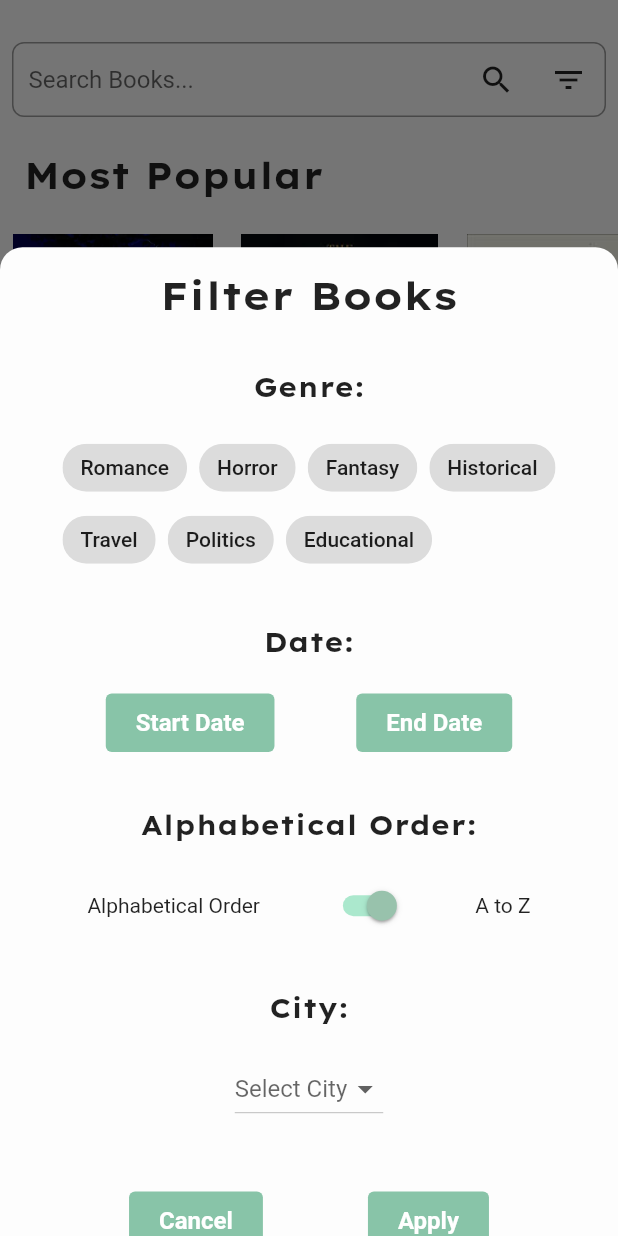
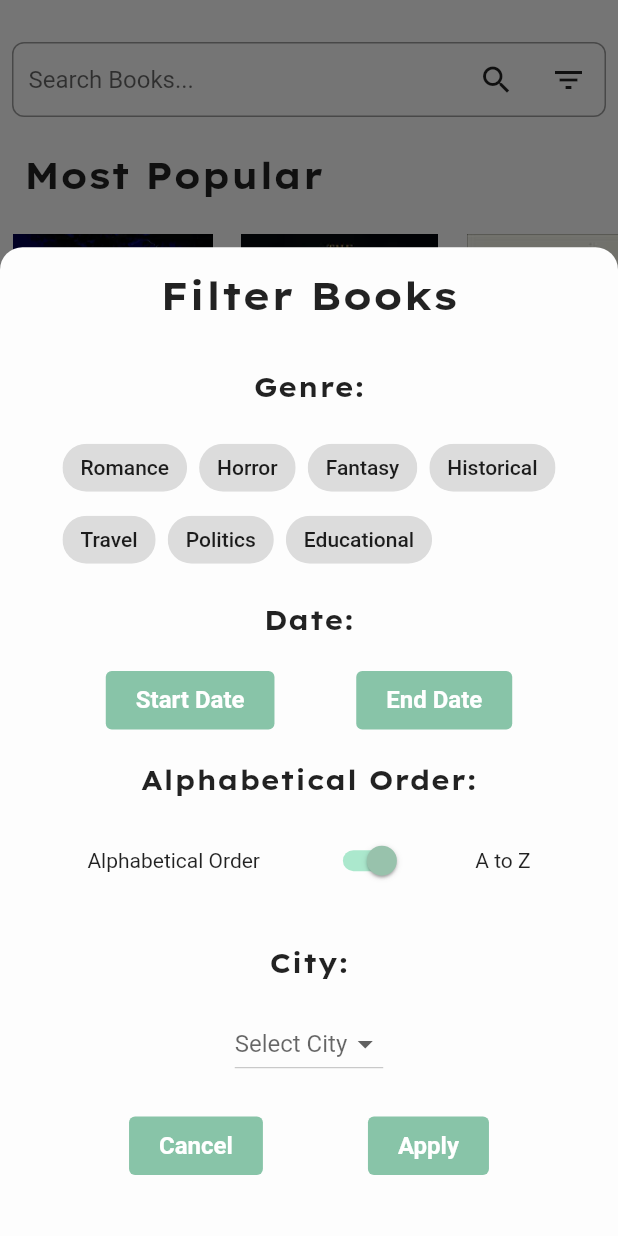
Before and after one commit to emrecura11/bookcycle, a Flutter app: the HomePage screen opened directly, after a tap on the "filter list" icon, on a phone screen of 412 x 824 dp. Run offline on Flutter 3.47's test engine with Material 2 defaults, Android fonts, the phone set to English and light mode, and no system bars; our stand-ins replace image_picker, permission_handler, shared_preferences; accounts and stored records are empty.

Commit message:
Filter page pixel error fixed.

```diff
--- a/lib/pages/home_page.dart
+++ b/lib/pages/home_page.dart
@@ -28,6 +28,7 @@ class HomePage extends StatelessWidget {
         ),
           padding: EdgeInsets.all(16.0),
           height:  MediaQuery.of(context).size.height*0.8 ,
+          child: SingleChildScrollView(
             child: Column(
               mainAxisSize: MainAxisSize.min, // İçerik boyutuna göre boyutlandır
               children: <Widget>[
@@ -81,6 +82,7 @@ class HomePage extends StatelessWidget {
                   ],
                 ),
               ],
+            ),
           ),
         );
       },
--- a/lib/widgets/filtering_widget.dart
+++ b/lib/widgets/filtering_widget.dart
@@ -41,7 +41,7 @@ class _FilterWidgetState extends State<FilterWidget> {
             },
           )).toList(),
         ),
-        SizedBox(height: 25),
+        SizedBox(height: 10),
         Padding(
           padding: const EdgeInsets.symmetric(vertical: 8.0),
           child: Text(
@@ -103,7 +103,7 @@ class _FilterWidgetState extends State<FilterWidget> {
             ),
           ],
         ),
-        SizedBox(height: 25),
+        SizedBox(height: 10),
         Padding(
           padding: const EdgeInsets.symmetric(vertical: 8.0),
           child: Text(
@@ -155,7 +155,7 @@ class _FilterWidgetState extends State<FilterWidget> {
             );
           }).toList(),
         ),
-        SizedBox(height: 40),
+        SizedBox(height: 20),
       ],
     );
   }
```
Lines whose indentation alone changed are shown as unchanged.
